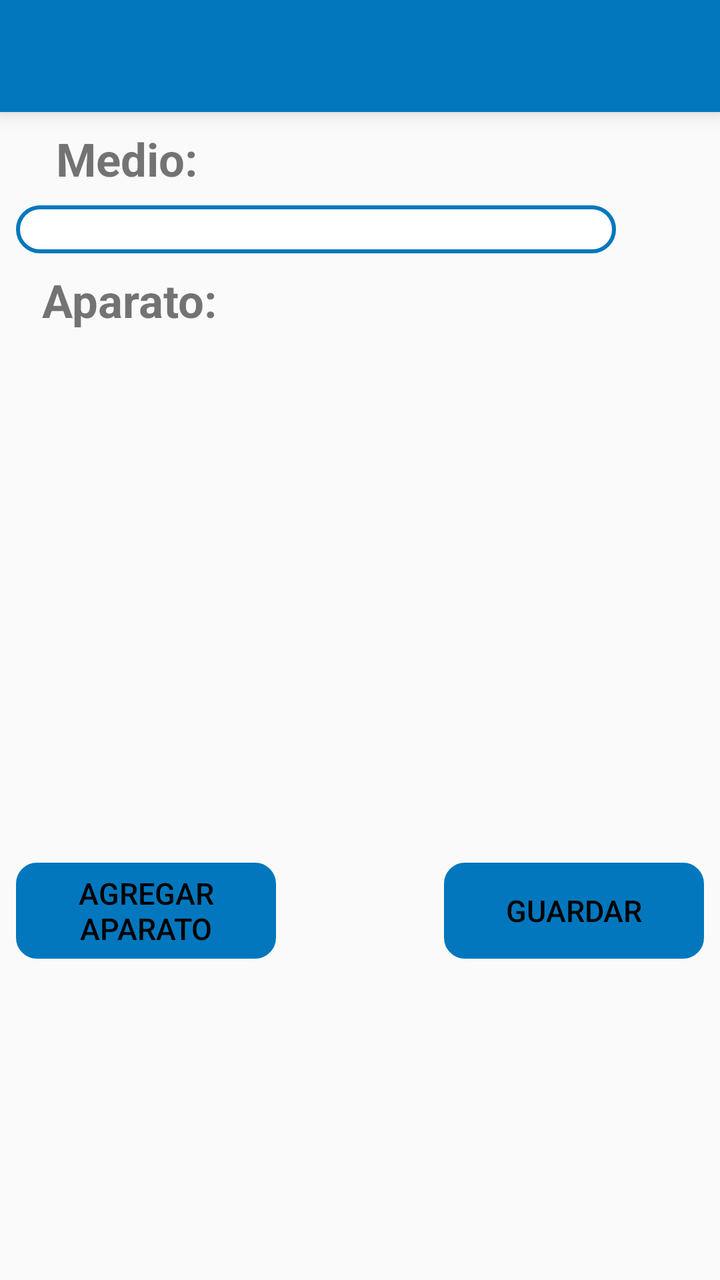
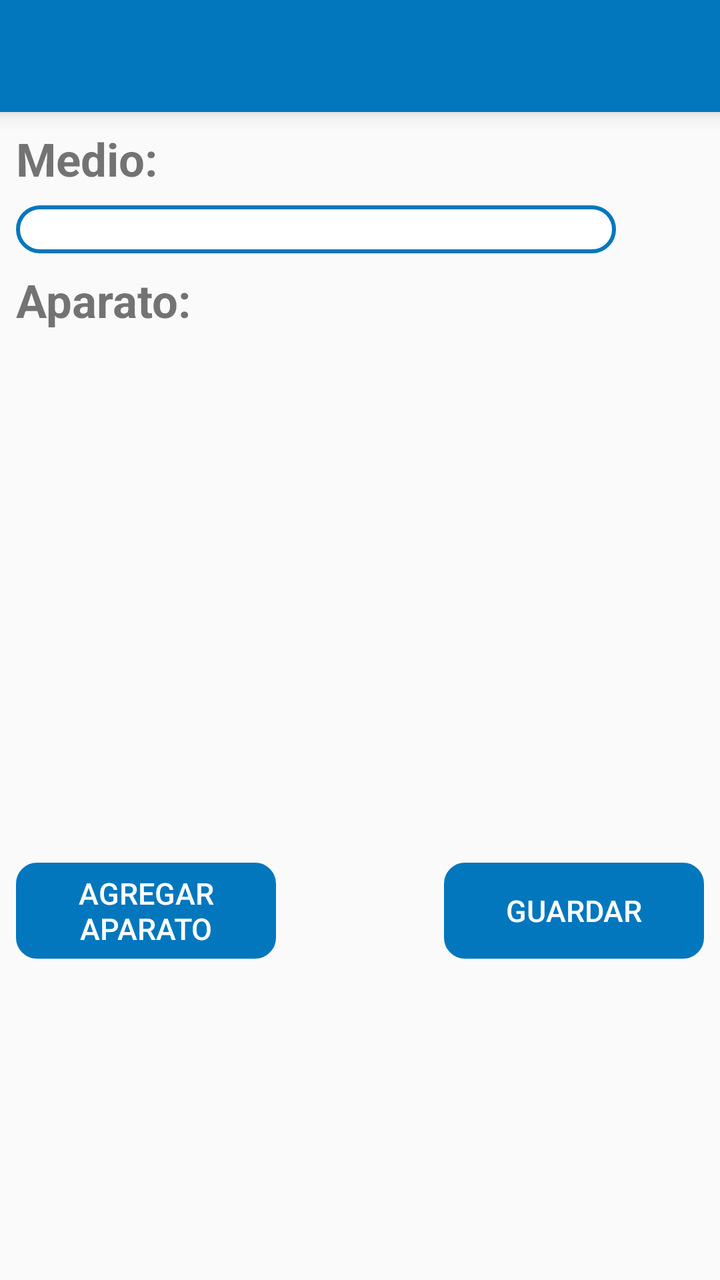

An Android layout rendered at two revisions. The XML below is the earlier revision; the diff shows what the commit changed to produce the second picture.
<!-- AndroidManifest.xml: application theme AppTheme -->
<!-- res/layout/activity_reporteasignacion.xml -->
<?xml version="1.0" encoding="utf-8"?>
<ScrollView xmlns:app="http://schemas.android.com/apk/res-auto"
    xmlns:tools="http://schemas.android.com/tools"
    android:layout_width="match_parent"
    android:layout_height="match_parent"
    xmlns:android="http://schemas.android.com/apk/res/android" >

    <android.support.constraint.ConstraintLayout
        android:layout_width="match_parent"
        android:layout_height="match_parent">
        <include
            android:id="@+id/include4"
            layout="@layout/toolbar"></include>

        <TextView
            android:id="@+id/textView4"
            android:layout_width="73dp"
            android:layout_height="wrap_content"
            android:layout_centerHorizontal="true"
            android:layout_marginStart="8dp"
            android:layout_marginTop="8dp"
            android:layout_marginEnd="239dp"
            android:text="@string/medio"
            android:textSize="@dimen/xl"
            android:textStyle="bold"
            app:layout_constraintEnd_toEndOf="parent"
            app:layout_constraintStart_toStartOf="parent"
            app:layout_constraintTop_toBottomOf="@+id/include4" />

        <Spinner
            android:id="@+id/spinnerMedioFinal"
            android:layout_width="300dp"
            android:layout_height="@dimen/spinnerA"
            android:layout_alignParentTop="true"
            android:layout_marginStart="8dp"
            android:layout_marginTop="8dp"
            android:background="@drawable/disenio_spinner"
            app:layout_constraintStart_toStartOf="parent"
            app:layout_constraintTop_toBottomOf="@+id/textView4" />

        <TextView
            android:id="@+id/textView35"
            android:layout_width="wrap_content"
            android:layout_height="wrap_content"
            android:layout_centerHorizontal="true"
            android:layout_marginStart="8dp"
            android:layout_marginTop="8dp"
            android:layout_marginEnd="239dp"
            android:text="@string/aparatoDos"
            android:textSize="@dimen/xl"
            android:textStyle="bold"
            app:layout_constraintEnd_toEndOf="parent"
            app:layout_constraintStart_toStartOf="parent"
            app:layout_constraintTop_toBottomOf="@+id/spinnerMedioFinal" />

        <ListView
            android:id="@+id/eliminarAparatosList"
            android:layout_width="match_parent"
            android:layout_height="250dp"
            android:layout_below="@+id/eliminarAparatos"
            android:layout_marginTop="8dp"
            android:layout_marginBottom="8dp"
            app:layout_constraintEnd_toEndOf="parent"
            app:layout_constraintStart_toStartOf="parent"
            app:layout_constraintTop_toBottomOf="@+id/textView35" />

        <Button
            android:id="@+id/agregarAparato"
            android:layout_width="130dp"
            android:layout_height="wrap_content"
            android:layout_marginStart="8dp"
            android:layout_marginTop="8dp"
            android:background="@drawable/boton"
            android:backgroundTint="@color/colorPrimary"
            android:text="@string/agregarnuevo"
            android:textColor="#000"
            android:textSize="@dimen/mediano"
            app:layout_constraintStart_toStartOf="parent"
            app:layout_constraintTop_toBottomOf="@+id/eliminarAparatosList" />

        <Button
            android:id="@+id/guardarAparato"
            android:layout_width="130dp"
            android:layout_height="wrap_content"
            android:layout_marginTop="8dp"
            android:layout_marginEnd="8dp"
            android:background="@drawable/boton"
            android:backgroundTint="@color/colorPrimary"
            android:text="@string/guardar"
            android:textColor="#000"
            android:textSize="@dimen/mediano"
            app:layout_constraintEnd_toEndOf="parent"
            app:layout_constraintTop_toBottomOf="@+id/eliminarAparatosList" />

    </android.support.constraint.ConstraintLayout>
</ScrollView>
<!-- res/layout/toolbar.xml (included above) -->
<?xml version="1.0" encoding="utf-8"?>
<android.support.v7.widget.Toolbar xmlns:android="http://schemas.android.com/apk/res/android"
    android:layout_width="match_parent"
    android:layout_height="?attr/actionBarSize"
    xmlns:app="http://schemas.android.com/apk/res-auto"
    android:background="@color/colorPrimary"
    android:elevation="6dp"
    android:theme="@style/ThemeOverlay.AppCompat.Dark.ActionBar"
    app:popupTheme="@style/ThemeOverlay.AppCompat.Light"/>
<!-- resources referenced by this layout -->
<resources>
  <color name="colorPrimary">#0277BD</color>
  <dimen name="mediano">15dp</dimen>
  <dimen name="spinnerA">24dp</dimen>
  <dimen name="xl">23dp</dimen>
  <!-- drawable boton (drawable) -->
  <?xml version="1.0" encoding="utf-8"?>
      <shape xmlns:android="http://schemas.android.com/apk/res/android" android:shape="rectangle">
          <stroke  android:width="1dp"/>
          <corners android:radius="10dp"/>
  
  
      </shape>
  <!-- drawable disenio_spinner (drawable) -->
  <?xml version="1.0" encoding="utf-8"?>
  <selector xmlns:android="http://schemas.android.com/apk/res/android">
          <item>
              <shape>
                  <solid
                      android:color="@color/fondoBlanco">
                  </solid>
  
                  <corners android:radius="15dp" />
  
                  <padding
                      android:bottom="1dp"
                      android:left="2dp"
                      android:right="10dp"
                      android:top="1dp" />
                  <stroke
                      android:width="2dp"
                      android:color="@color/colorPrimary"/>
              </shape>
          </item>
  </selector>
  <string name="agregarnuevo">Agregar Aparato</string>
  <string name="aparatoDos">Aparato:</string>
  <string name="guardar">Guardar</string>
  <string name="medio">Medio:</string>
  <style name="AppTheme" parent="Theme.AppCompat.Light.DarkActionBar">
          
          <item name="colorPrimary">@color/colorPrimary</item>
          <item name="colorPrimaryDark">@color/colorPrimaryDark</item>
          <item name="colorAccent">@color/colorAccent</item>
          <item name="android:colorForeground">@android:color/background_dark</item>
      </style>
  <color name="fondoBlanco">#fff</color>
  <color name="colorPrimaryDark">#004C8C</color>
  <color name="colorAccent">#0000FF</color>
</resources>

<!-- the commit's change to res/layout/activity_reporteasignacion.xml (unified diff, before → after) -->
@@ -14,16 +14,14 @@
 
         <TextView
             android:id="@+id/textView4"
-            android:layout_width="73dp"
+            android:layout_width="300dp"
             android:layout_height="wrap_content"
             android:layout_centerHorizontal="true"
             android:layout_marginStart="8dp"
             android:layout_marginTop="8dp"
-            android:layout_marginEnd="239dp"
             android:text="@string/medio"
             android:textSize="@dimen/xl"
             android:textStyle="bold"
-            app:layout_constraintEnd_toEndOf="parent"
             app:layout_constraintStart_toStartOf="parent"
             app:layout_constraintTop_toBottomOf="@+id/include4" />
 
@@ -40,16 +38,14 @@
 
         <TextView
             android:id="@+id/textView35"
-            android:layout_width="wrap_content"
+            android:layout_width="300dp"
             android:layout_height="wrap_content"
             android:layout_centerHorizontal="true"
             android:layout_marginStart="8dp"
             android:layout_marginTop="8dp"
-            android:layout_marginEnd="239dp"
             android:text="@string/aparatoDos"
             android:textSize="@dimen/xl"
             android:textStyle="bold"
-            app:layout_constraintEnd_toEndOf="parent"
             app:layout_constraintStart_toStartOf="parent"
             app:layout_constraintTop_toBottomOf="@+id/spinnerMedioFinal" />
 
@@ -73,7 +69,7 @@
             android:background="@drawable/boton"
             android:backgroundTint="@color/colorPrimary"
             android:text="@string/agregarnuevo"
-            android:textColor="#000"
+            android:textColor="#fff"
             android:textSize="@dimen/mediano"
             app:layout_constraintStart_toStartOf="parent"
             app:layout_constraintTop_toBottomOf="@+id/eliminarAparatosList" />
@@ -87,7 +83,7 @@
             android:background="@drawable/boton"
             android:backgroundTint="@color/colorPrimary"
             android:text="@string/guardar"
-            android:textColor="#000"
+            android:textColor="#fff"
             android:textSize="@dimen/mediano"
             app:layout_constraintEnd_toEndOf="parent"
             app:layout_constraintTop_toBottomOf="@+id/eliminarAparatosList" />
